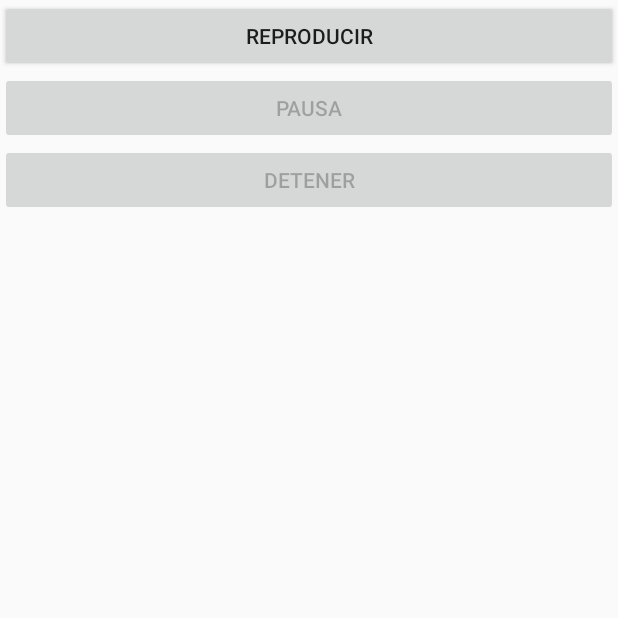
After one commit to SergioMunozGomez1996/CReP, an Android app: the AudioActivity screen opened directly, with no data from a screen before it, on a phone screen of 412 x 824 dp, the top half of it. The commit adds this screen. Run offline under Robolectric (Android 15) with nearby library versions, the phone set to English and light mode, and no system bars.

Commit message:
AudioActivity añadido. Comprobado solo en emulador

```diff
--- a/app/src/main/AndroidManifest.xml
+++ b/app/src/main/AndroidManifest.xml
@@ -9,6 +9,7 @@
         android:roundIcon="@mipmap/ic_launcher_round"
         android:supportsRtl="true"
         android:theme="@style/AppTheme">
+        <activity android:name=".AudioActivity"></activity>
         <activity android:name=".MainActivity">
             <intent-filter>
                 <action android:name="android.intent.action.MAIN" />
--- /dev/null
+++ b/app/src/main/java/com/example/crep/AudioActivity.java
@@ -0,0 +1,127 @@
+package com.example.crep;
+
+import android.app.Activity;
+import android.media.MediaPlayer;
+import android.os.Bundle;
+import android.view.View;
+import android.widget.Button;
+
+import java.io.IOException;
+
+public class AudioActivity extends Activity {
+
+    Button reproducir, pausa, detener;
+    MediaPlayer mediaPlayer = null;
+
+    @Override
+    public void onCreate(Bundle savedInstanceState) {
+        super.onCreate(savedInstanceState);
+        setContentView(R.layout.activity_audio);
+
+        // TODO: inicializar el objeto MediaPlayer
+
+        mediaPlayer = MediaPlayer.create(getApplicationContext(), R.raw.zelda_nes);
+
+        //mediaPlayer = new MediaPlayer();
+        /*mediaPlayer.setAudioStreamType(AudioManager.STREAM_MUSIC);
+        String archivo = "android.resource://"+  getPackageName() + R.raw.zelda_nes;
+
+        try {
+            mediaPlayer.setDataSource(getApplicationContext(), Uri.parse(archivo));
+        } catch (IOException e) {
+            e.printStackTrace();
+        }*/
+
+        /*try {
+            mediaPlayer.prepare();
+        } catch (IOException e) {
+            e.printStackTrace();
+        }*/
+
+        inicializarBotones();
+        mediaPlayer.setOnCompletionListener(new MediaPlayer.OnCompletionListener() {
+            public void onCompletion(MediaPlayer mp) {
+                // TODO Rellena con tu código
+                // TODO habilitar el botón Reproducir, deshabilitar los botones Pausa y Detener
+                reproducir.setEnabled(true);
+                pausa.setEnabled(false);
+                detener.setEnabled(false);
+                // TODO volver a poner como texto del botón de pausa la cadena Pausa
+                pausa.setText("Pausa");
+
+                mediaPlayer.stop();
+
+                try {
+                    mediaPlayer.prepare();
+                } catch (IOException e) {
+                    e.printStackTrace();
+                }
+
+            }
+        });
+    }
+
+    private void inicializarBotones() {
+        reproducir = (Button)findViewById(R.id.reproducir);
+        pausa = (Button)findViewById(R.id.pausa);
+        detener = (Button)findViewById(R.id.detener);
+
+        reproducir.setOnClickListener(new View.OnClickListener() {
+            public void onClick(View v) {
+                // TODO habilitar los botones Pausa y Detener, deshabilitar el botón Reproducir
+                reproducir.setEnabled(false);
+                pausa.setEnabled(true);
+                detener.setEnabled(true);
+                // TODO iniciar la reproducción del clip de audio
+                mediaPlayer.start();
+
+            }
+        });
+
+        pausa.setOnClickListener(new View.OnClickListener() {
+            public void onClick(View v) {
+                // TODO pausar o reanudar la reproducción del audio
+                if(mediaPlayer.isPlaying()){
+                    mediaPlayer.pause();
+                    pausa.setText("Reanudar");
+                }else{
+                    mediaPlayer.start();
+                    pausa.setText("Pausa");
+                }
+                // TODO cambiar el texto del botón a Reanudar o Pausa según corresponda
+
+
+            }
+        });
+
+        detener.setOnClickListener(new View.OnClickListener() {
+            public void onClick(View v) {
+                // TODO habilitar el botón Reproducir, deshabilitar los botones Pausa y Detener
+                reproducir.setEnabled(true);
+                pausa.setEnabled(false);
+                detener.setEnabled(false);
+                // TODO volver a poner como texto del botón de pausa la cadena Pausa
+                pausa.setText("Pausa");
+
+                mediaPlayer.stop();
+
+                try {
+                    mediaPlayer.prepare();
+                } catch (IOException e) {
+                    e.printStackTrace();
+                }
+
+            }
+        });
+    }
+
+    @Override
+    protected void onDestroy() {
+        super.onDestroy();
+        // TODO liberar los recursos asociados al objeto MediaPlayer
+        if(mediaPlayer != null) {
+            mediaPlayer.release();
+            mediaPlayer = null;
+        }
+    }
+}
--- /dev/null
+++ b/app/src/main/res/layout/activity_audio.xml
@@ -0,0 +1,27 @@
+<?xml version="1.0" encoding="utf-8"?>
+<LinearLayout xmlns:android="http://schemas.android.com/apk/res/android"
+    android:layout_width="fill_parent"
+    android:layout_height="fill_parent"
+    android:orientation="vertical" >
+
+    <Button
+        android:id="@+id/reproducir"
+        android:layout_width="fill_parent"
+        android:layout_height="wrap_content"
+        android:text="Reproducir"
+        />
+    <Button
+        android:id="@+id/pausa"
+        android:layout_width="fill_parent"
+        android:layout_height="wrap_content"
+        android:text="Pausa"
+        android:enabled="false"
+        />
+    <Button
+        android:id="@+id/detener"
+        android:layout_width="fill_parent"
+        android:layout_height="wrap_content"
+        android:text="Detener"
+        android:enabled="false"
+        />
+</LinearLayout>
```
Also changed, not shown: app/src/main/java/com/example/crep/MainActivity.java (+52 -0 lines), app/src/main/res/layout/activity_main.xml (+41 -6 lines), 1 other file.
